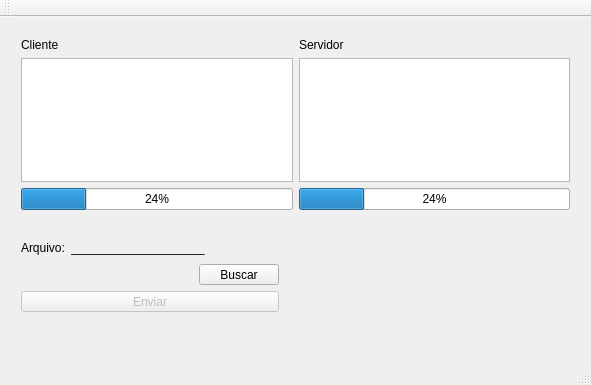
This is mainwindow.ui in AndreLuigiB/TrablhodeRedes as Qt 5 draws it before an edit. The edited form follows.
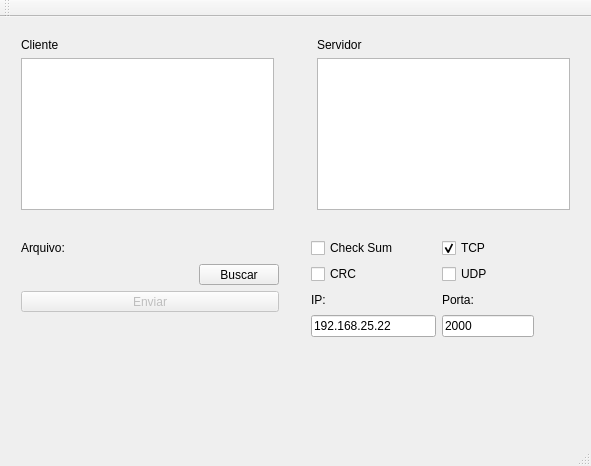
This is the edited form.

```diff
--- a/mainwindow.ui
+++ b/mainwindow.ui
@@ -7,7 +7,7 @@
     <x>0</x>
     <y>0</y>
     <width>591</width>
-    <height>385</height>
+    <height>466</height>
    </rect>
   </property>
   <property name="windowTitle">
@@ -36,7 +36,7 @@
        <item>
         <widget class="QLabel" name="Nome">
          <property name="text">
-          <string>____________________</string>
+          <string/>
          </property>
         </widget>
        </item>
@@ -107,16 +107,6 @@
     <layout class="QGridLayout" name="gridLayout_2">
      <item row="0" column="0">
       <layout class="QGridLayout" name="gridLayout_3">
-       <item row="2" column="0" colspan="2">
-        <widget class="QProgressBar" name="progressBarClient">
-         <property name="value">
-          <number>24</number>
-         </property>
-        </widget>
-       </item>
-       <item row="1" column="0" colspan="2">
-        <widget class="QGraphicsView" name="ClientImg"/>
-       </item>
        <item row="0" column="0">
         <widget class="QLabel" name="label">
          <property name="text">
@@ -124,19 +114,15 @@
          </property>
         </widget>
        </item>
+       <item row="1" column="0" colspan="2">
+        <widget class="QGraphicsView" name="ClientImg"/>
+       </item>
       </layout>
      </item>
-     <item row="0" column="1">
+     <item row="0" column="2">
       <layout class="QGridLayout" name="gridLayout_4">
-       <item row="3" column="1" colspan="2">
-        <widget class="QProgressBar" name="progressBarServer">
-         <property name="value">
-          <number>24</number>
-         </property>
-        </widget>
-       </item>
        <item row="1" column="1" rowspan="2" colspan="2">
-        <widget class="QGraphicsView" name="graphicsView_2"/>
+        <widget class="QGraphicsView" name="ServerImg"/>
        </item>
        <item row="0" column="1">
         <widget class="QLabel" name="label_2">
@@ -146,6 +132,140 @@
         </widget>
        </item>
       </layout>
+     </item>
+     <item row="0" column="1">
+      <spacer name="horizontalSpacer_5">
+       <property name="orientation">
+        <enum>Qt::Horizontal</enum>
+       </property>
+       <property name="sizeHint" stdset="0">
+        <size>
+         <width>40</width>
+         <height>20</height>
+        </size>
+       </property>
+      </spacer>
+     </item>
+    </layout>
+   </widget>
+   <widget class="QWidget" name="gridLayoutWidget">
+    <property name="geometry">
+     <rect>
+      <x>300</x>
+      <y>210</y>
+      <width>270</width>
+      <height>121</height>
+     </rect>
+    </property>
+    <layout class="QGridLayout" name="gridLayout">
+     <item row="0" column="0">
+      <widget class="QCheckBox" name="checsumBX">
+       <property name="text">
+        <string>Check Sum</string>
+       </property>
+      </widget>
+     </item>
+     <item row="0" column="1">
+      <widget class="QCheckBox" name="tcpBX">
+       <property name="text">
+        <string>TCP</string>
+       </property>
+       <property name="checked">
+        <bool>true</bool>
+       </property>
+      </widget>
+     </item>
+     <item row="0" column="2">
+      <spacer name="horizontalSpacer_3">
+       <property name="orientation">
+        <enum>Qt::Horizontal</enum>
+       </property>
+       <property name="sizeHint" stdset="0">
+        <size>
+         <width>40</width>
+         <height>20</height>
+        </size>
+       </property>
+      </spacer>
+     </item>
+     <item row="1" column="1">
+      <widget class="QCheckBox" name="udpBX">
+       <property name="text">
+        <string>UDP</string>
+       </property>
+      </widget>
+     </item>
+     <item row="1" column="2">
+      <spacer name="horizontalSpacer_4">
+       <property name="orientation">
+        <enum>Qt::Horizontal</enum>
+       </property>
+       <property name="sizeHint" stdset="0">
+        <size>
+         <width>40</width>
+         <height>20</height>
+        </size>
+       </property>
+      </spacer>
+     </item>
+     <item row="3" column="0">
+      <widget class="QLineEdit" name="IPin">
+       <property name="text">
+        <string>192.168.25.22</string>
+       </property>
+      </widget>
+     </item>
+     <item row="1" column="0">
+      <widget class="QCheckBox" name="crcBX">
+       <property name="text">
+        <string>CRC</string>
+       </property>
+      </widget>
+     </item>
+     <item row="2" column="0">
+      <widget class="QLabel" name="label_4">
+       <property name="minimumSize">
+        <size>
+         <width>125</width>
+         <height>0</height>
+        </size>
+       </property>
+       <property name="maximumSize">
+        <size>
+         <width>125</width>
+         <height>16777215</height>
+        </size>
+       </property>
+       <property name="text">
+        <string>IP:</string>
+       </property>
+      </widget>
+     </item>
+     <item row="2" column="1">
+      <widget class="QLabel" name="label_5">
+       <property name="minimumSize">
+        <size>
+         <width>91</width>
+         <height>0</height>
+        </size>
+       </property>
+       <property name="maximumSize">
+        <size>
+         <width>91</width>
+         <height>16777215</height>
+        </size>
+       </property>
+       <property name="text">
+        <string>Porta:</string>
+       </property>
+      </widget>
+     </item>
+     <item row="3" column="1">
+      <widget class="QLineEdit" name="PORTin">
+       <property name="text">
+        <string>2000</string>
+       </property>
+      </widget>
      </item>
     </layout>
    </widget>
```
